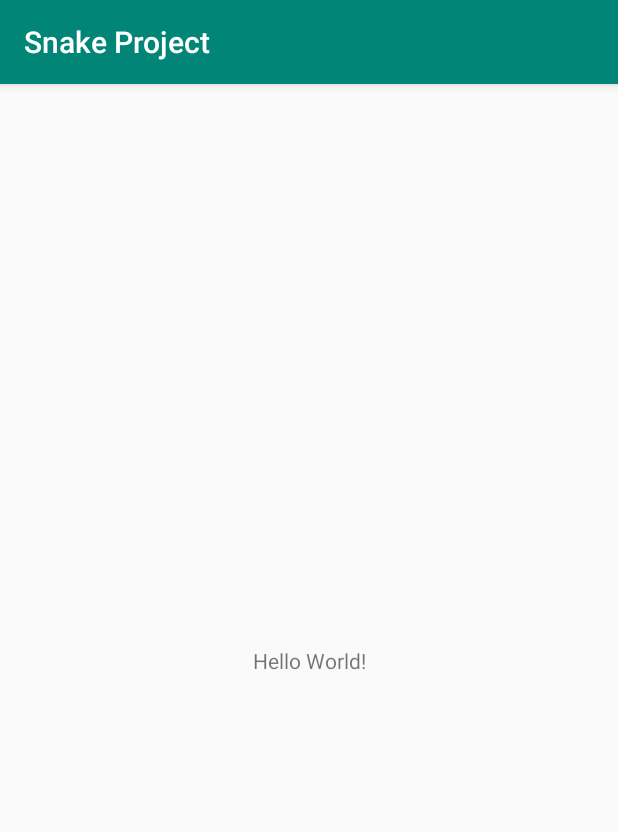
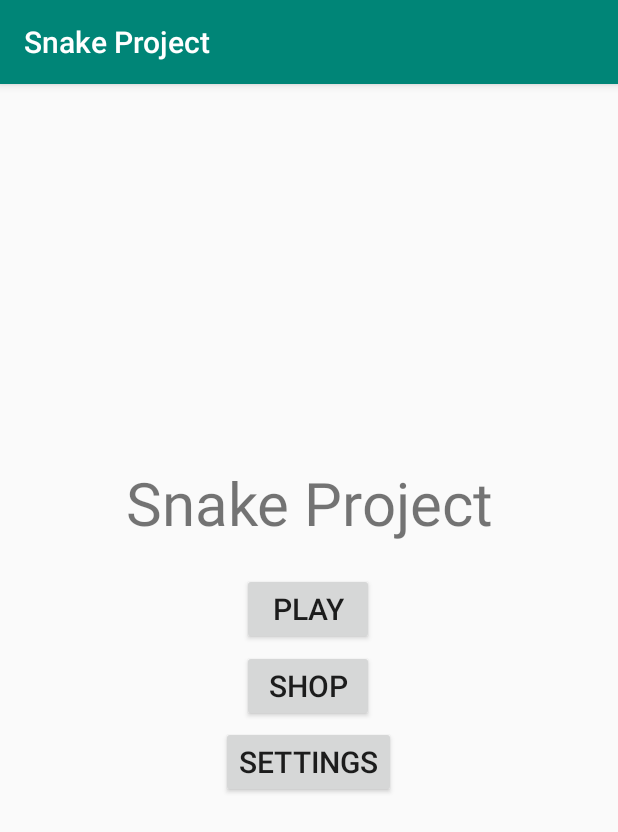
Before and after one commit to uppercasePhi/Snake-Project, an Android app: the screen it shows after launch (MainActivity), on a phone screen of 412 x 824 dp. Shown: the top 832 px of the screen. Run offline under Robolectric (Android 15) with nearby library versions, the phone set to English and light mode, and no system bars.

Commit message:
Prototype commit

```diff
--- a/app/src/main/java/com/snakeproject/MainActivity.kt
+++ b/app/src/main/java/com/snakeproject/MainActivity.kt
@@ -1,12 +1,33 @@
 package com.snakeproject
 
+import android.content.Intent
 import androidx.appcompat.app.AppCompatActivity
 import android.os.Bundle
+import kotlinx.android.synthetic.main.activity_main.*
 
 class MainActivity : AppCompatActivity() {
 
     override fun onCreate(savedInstanceState: Bundle?) {
         super.onCreate(savedInstanceState)
         setContentView(R.layout.activity_main)
+
+        play_button.setOnClickListener {
+            val intent = Intent(this, LevelSelect::class.java)
+            startActivity(intent)
+        }
+
+
+        shop_button.setOnClickListener {
+            val intent = Intent(this, Shop::class.java)
+            startActivity(intent)
+        }
+
+
+        settings_button.setOnClickListener {
+            val intent = Intent(this, Settings::class.java)
+            startActivity(intent)
+        }
+
+
     }
 }
--- a/app/src/main/res/layout/activity_main.xml
+++ b/app/src/main/res/layout/activity_main.xml
@@ -7,13 +7,62 @@
         android:layout_height="match_parent"
         tools:context=".MainActivity">
 
+
     <TextView
             android:layout_width="wrap_content"
             android:layout_height="wrap_content"
-            android:text="Hello World!"
+            android:text="@string/title"
+            android:textSize="40sp"
+            android:id="@+id/title"
+
             app:layout_constraintBottom_toBottomOf="parent"
             app:layout_constraintLeft_toLeftOf="parent"
             app:layout_constraintRight_toRightOf="parent"
-            app:layout_constraintTop_toTopOf="parent"/>
+            app:layout_constraintTop_toTopOf="parent"
+            app:layout_constraintVertical_bias="0.353"/>
+
+
+    <Button android:layout_width="wrap_content"
+            android:layout_height="wrap_content"
+            android:text="@string/play_button"
+            android:textSize="20sp"
+            android:id="@+id/play_button"
+
+            app:layout_constraintBottom_toBottomOf="parent"
+            app:layout_constraintLeft_toLeftOf="parent"
+            app:layout_constraintRight_toRightOf="parent"
+            app:layout_constraintTop_toTopOf="parent"
+            app:layout_constraintHorizontal_bias="0.498"
+            app:layout_constraintVertical_bias="0.453"/>
+
+
+    <Button
+            android:layout_width="wrap_content"
+            android:layout_height="wrap_content"
+            android:text="@string/shop_button"
+            android:textSize="20sp"
+            android:id="@+id/shop_button"
+
+            app:layout_constraintBottom_toBottomOf="parent"
+            app:layout_constraintLeft_toLeftOf="parent"
+            app:layout_constraintRight_toRightOf="parent"
+            app:layout_constraintTop_toTopOf="parent"
+            app:layout_constraintHorizontal_bias="0.498"
+            app:layout_constraintVertical_bias="0.524"/>
+
+
+    <Button
+            android:layout_width="wrap_content"
+            android:layout_height="wrap_content"
+            android:text="@string/settings_button"
+            android:textSize="20sp"
+            android:id="@+id/settings_button"
+
+            app:layout_constraintBottom_toBottomOf="parent"
+            app:layout_constraintLeft_toLeftOf="parent"
+            app:layout_constraintRight_toRightOf="parent"
+            app:layout_constraintTop_toTopOf="parent"
+            app:layout_constraintHorizontal_bias="0.498"
+            app:layout_constraintVertical_bias="0.594"/>
 
 </androidx.constraintlayout.widget.ConstraintLayout>
--- a/app/src/main/res/values/strings.xml
+++ b/app/src/main/res/values/strings.xml
@@ -1,3 +1,14 @@
 <resources>
     <string name="app_name">Snake Project</string>
+    <string name="title">Snake Project</string>
+    <string name="play_button">Play</string>
+    <string name="shop_button">Shop</string>
+    <string name="settings_button">Settings</string>
+    <string name="level_select">Level Select</string>
+    <string name="levels">Levels:</string>
+    <string name="extra_levels">Extra Levels:</string>
+    <string name="main_menu_button">Main Menu</string>
+    <string name="return_button">Return to game</string>
+    <string name="level_select_button">Level select</string>
+    <string name="pause_button">Pause</string>
 </resources>
```
Also changed, not shown: app/src/main/AndroidManifest.xml (+10 -0 lines), app/src/main/java/com/snakeproject/Game.kt (added, +19 -0 lines), app/src/main/java/com/snakeproject/LevelSelect.kt (added, +24 -0 lines), app/src/main/java/com/snakeproject/Pause.kt (added, +24 -0 lines), app/src/main/java/com/snakeproject/Settings.kt (added, +19 -0 lines), app/src/main/java/com/snakeproject/Shop.kt (added, +19 -0 lines), app/src/main/res/layout/activity_game.xml (added, +21 -0 lines), app/src/main/res/layout/activity_level_select.xml (added, +40 -0 lines), app/src/main/res/layout/activity_pause.xml (added, +21 -0 lines), app/src/main/res/layout/activity_settings.xml (added, +13 -0 lines), app/src/main/res/layout/activity_shop.xml (added, +13 -0 lines).
